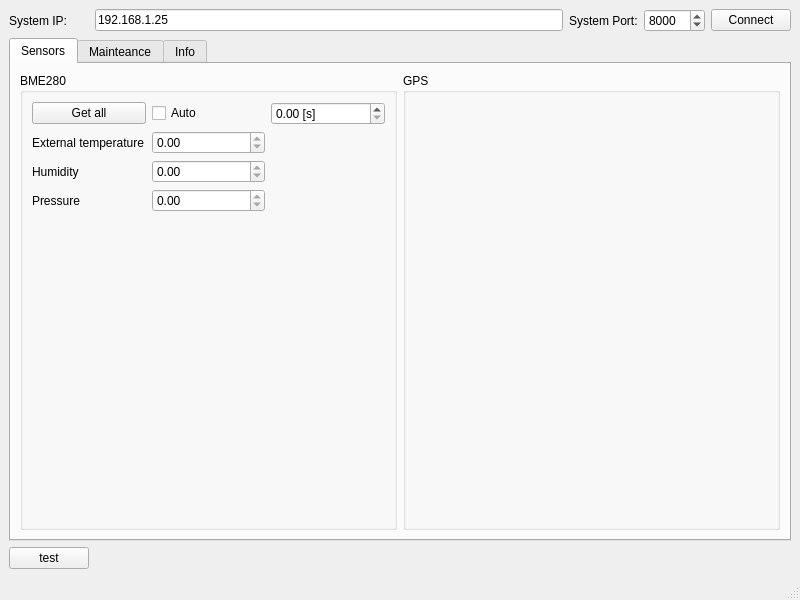
The window that mainwindow.ui (DominikKamykowski/ServiceApplicationRPi) describes before a commit, drawn with Qt 5.
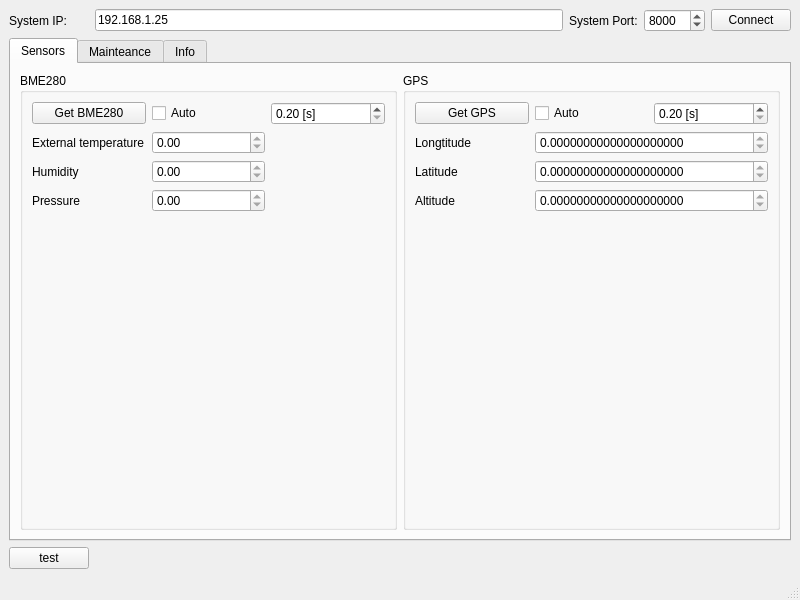
The same window after the commit. The open tabs and pages were chosen to show the change.

```diff
--- a/mainwindow.ui
+++ b/mainwindow.ui
@@ -78,6 +78,111 @@
           <property name="title">
            <string>GPS</string>
           </property>
+          <layout class="QGridLayout" name="gridLayout_12">
+           <item row="1" column="0">
+            <widget class="QLabel" name="label_10">
+             <property name="text">
+              <string>Longtitude</string>
+             </property>
+            </widget>
+           </item>
+           <item row="0" column="2">
+            <widget class="QDoubleSpinBox" name="dsbGpsDuration">
+             <property name="suffix">
+              <string> [s]</string>
+             </property>
+             <property name="minimum">
+              <double>0.200000000000000</double>
+             </property>
+             <property name="singleStep">
+              <double>0.200000000000000</double>
+             </property>
+            </widget>
+           </item>
+           <item row="3" column="0">
+            <widget class="QLabel" name="label_12">
+             <property name="text">
+              <string>Altitude</string>
+             </property>
+            </widget>
+           </item>
+           <item row="0" column="0">
+            <widget class="QPushButton" name="pbGetGPSData">
+             <property name="text">
+              <string>Get GPS</string>
+             </property>
+            </widget>
+           </item>
+           <item row="2" column="0">
+            <widget class="QLabel" name="label_11">
+             <property name="text">
+              <string>Latitude</string>
+             </property>
+            </widget>
+           </item>
+           <item row="0" column="1">
+            <widget class="QCheckBox" name="cbGpsAuto">
+             <property name="text">
+              <string>Auto</string>
+             </property>
+            </widget>
+           </item>
+           <item row="4" column="0">
+            <spacer name="verticalSpacer_8">
+             <property name="orientation">
+              <enum>Qt::Vertical</enum>
+             </property>
+             <property name="sizeHint" stdset="0">
+              <size>
+               <width>20</width>
+               <height>40</height>
+              </size>
+             </property>
+            </spacer>
+           </item>
+           <item row="1" column="1" colspan="2">
+            <widget class="QDoubleSpinBox" name="dsbLongtitude">
+             <property name="readOnly">
+              <bool>true</bool>
+             </property>
+             <property name="decimals">
+              <number>20</number>
+             </property>
+             <property name="maximum">
+              <double>360.000000000000000</double>
+             </property>
+            </widget>
+           </item>
+           <item row="2" column="1" colspan="2">
+            <widget class="QDoubleSpinBox" name="dsbLatitude">
+             <property name="readOnly">
+              <bool>true</bool>
+             </property>
+             <property name="decimals">
+              <number>20</number>
+             </property>
+             <property name="maximum">
+              <double>360.000000000000000</double>
+             </property>
+            </widget>
+           </item>
+           <item row="3" column="1" colspan="2">
+            <widget class="QDoubleSpinBox" name="dsbAltitude">
+             <property name="readOnly">
+              <bool>true</bool>
+             </property>
+             <property name="suffix">
+              <string/>
+             </property>
+             <property name="decimals">
+              <number>20</number>
+             </property>
+             <property name="maximum">
+              <double>360.000000000000000</double>
+             </property>
+            </widget>
+           </item>
+          </layout>
          </widget>
         </item>
         <item row="0" column="0">
@@ -113,7 +218,7 @@
            <item row="0" column="0">
             <widget class="QPushButton" name="pbGetAllBME280">
              <property name="text">
-              <string>Get all</string>
+              <string>Get BME280</string>
              </property>
             </widget>
            </item>
@@ -143,6 +248,9 @@
              <property name="suffix">
               <string> [s]</string>
              </property>
+             <property name="minimum">
+              <double>0.200000000000000</double>
+             </property>
              <property name="singleStep">
               <double>0.500000000000000</double>
              </property>
```
Left out of the diff: 8 changed lines with no effect on the pictures.
